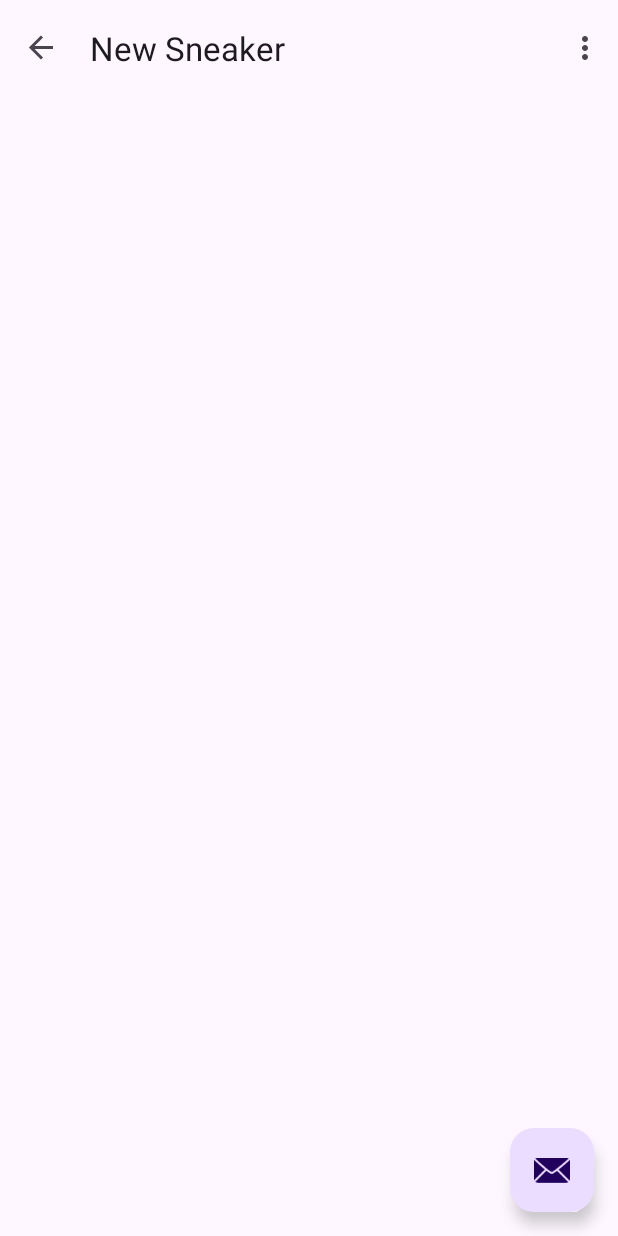
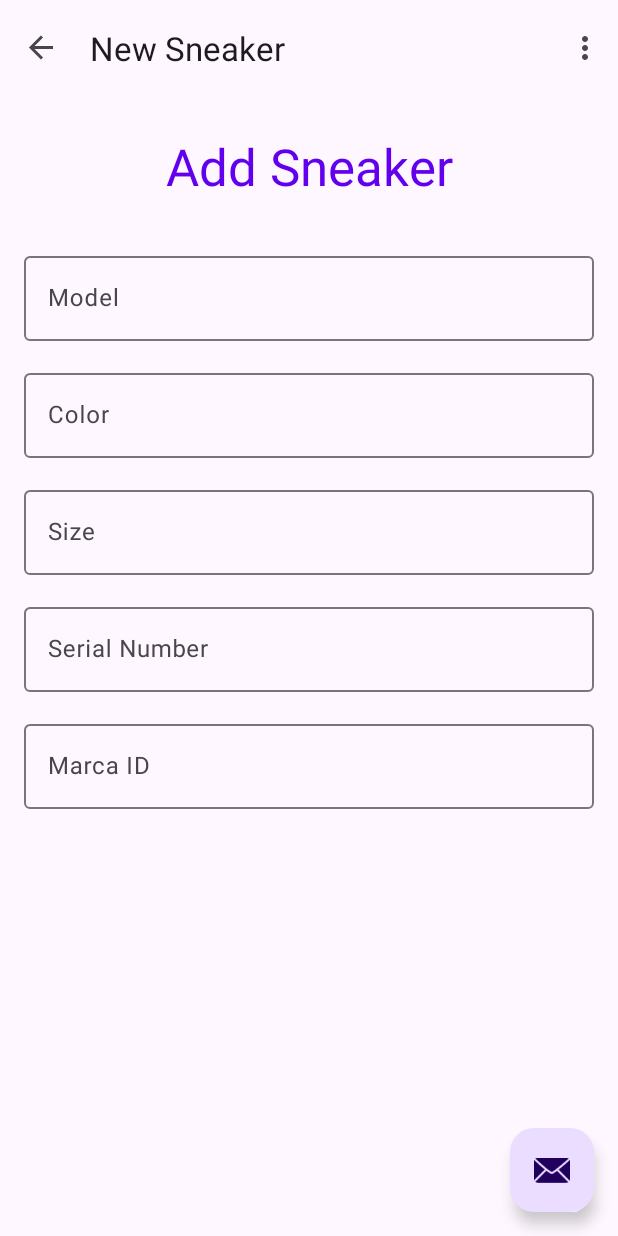
Before and after one commit to IvoPinela/Sapatilhas, an Android app: the NewSapatilhaFragment screen opened through its navigation route, on a phone screen of 412 x 824 dp. Run offline under Robolectric (Android 15) with nearby library versions, the phone set to English and light mode, and no system bars; our stand-ins replace navigation-ui.

Commit message:
Realização do layout do fragment_new_sapatilha

```diff
--- a/app/src/main/res/layout/fragment_new_sapatilha.xml
+++ b/app/src/main/res/layout/fragment_new_sapatilha.xml
@@ -1,6 +1,117 @@
 <?xml version="1.0" encoding="utf-8"?>
 <androidx.constraintlayout.widget.ConstraintLayout xmlns:android="http://schemas.android.com/apk/res/android"
+    xmlns:app="http://schemas.android.com/apk/res-auto"
     xmlns:tools="http://schemas.android.com/tools"
     android:layout_width="match_parent"
     android:layout_height="match_parent"
-    tools:context=".NewSapatilhaFragment"/>
+    tools:context=".NewSapatilhaFragment">
+
+    <com.google.android.material.textfield.TextInputLayout
+        android:id="@+id/textInputLayout4SerialNumber"
+        android:layout_width="0dp"
+        android:layout_height="wrap_content"
+        android:layout_marginStart="16dp"
+        android:layout_marginLeft="16dp"
+        android:layout_marginTop="16dp"
+        android:layout_marginEnd="16dp"
+        android:layout_marginRight="16dp"
+        app:layout_constraintEnd_toEndOf="parent"
+        app:layout_constraintHorizontal_bias="0.0"
+        app:layout_constraintStart_toStartOf="parent"
+        app:layout_constraintTop_toBottomOf="@+id/textInputLayoutSize">
+
+        <com.google.android.material.textfield.TextInputEditText
+            android:layout_width="match_parent"
+            android:layout_height="wrap_content"
+            android:hint="@string/SerialNumber" />
+    </com.google.android.material.textfield.TextInputLayout>
+
+    <com.google.android.material.textfield.TextInputLayout
+        android:id="@+id/textInputLayoutSize"
+        android:layout_width="0dp"
+        android:layout_height="wrap_content"
+        android:layout_marginStart="16dp"
+        android:layout_marginLeft="16dp"
+        android:layout_marginTop="16dp"
+        android:layout_marginEnd="16dp"
+        android:layout_marginRight="16dp"
+        app:layout_constraintEnd_toEndOf="parent"
+        app:layout_constraintStart_toStartOf="parent"
+        app:layout_constraintTop_toBottomOf="@+id/textInputLayoutColor">
+
+        <com.google.android.material.textfield.TextInputEditText
+            android:layout_width="match_parent"
+            android:layout_height="wrap_content"
+            android:hint="@string/tamanho" />
+    </com.google.android.material.textfield.TextInputLayout>
+
+    <com.google.android.material.textfield.TextInputLayout
+        android:id="@+id/textInputLayoutModel"
+        android:layout_width="0dp"
+        android:layout_height="wrap_content"
+        android:layout_marginStart="16dp"
+        android:layout_marginLeft="16dp"
+        android:layout_marginTop="32dp"
+        android:layout_marginEnd="16dp"
+        android:layout_marginRight="16dp"
+        app:layout_constraintEnd_toEndOf="parent"
+        app:layout_constraintStart_toStartOf="parent"
+        app:layout_constraintTop_toBottomOf="@+id/textView3">
+
+        <com.google.android.material.textfield.TextInputEditText
+            android:layout_width="match_parent"
+            android:layout_height="wrap_content"
+            android:hint="@string/modelo"
+            android:textColorHint="#546E7A" />
+    </com.google.android.material.textfield.TextInputLayout>
+
+    <TextView
+        android:id="@+id/textView3"
+        android:layout_width="wrap_content"
+        android:layout_height="wrap_content"
+        android:layout_marginTop="24dp"
+        android:text="@string/AddSneaker"
+        android:textAppearance="@style/TextAppearance.AppCompat.Display1"
+        android:textColor="@color/purple"
+        app:layout_constraintEnd_toEndOf="parent"
+        app:layout_constraintStart_toStartOf="parent"
+        app:layout_constraintTop_toTopOf="parent" />
+
+    <com.google.android.material.textfield.TextInputLayout
+        android:id="@+id/textInputLayoutColor"
+        android:layout_width="0dp"
+        android:layout_height="wrap_content"
+        android:layout_marginStart="16dp"
+        android:layout_marginLeft="16dp"
+        android:layout_marginTop="16dp"
+        android:layout_marginEnd="16dp"
+        android:layout_marginRight="16dp"
+        app:layout_constraintEnd_toEndOf="parent"
+        app:layout_constraintStart_toStartOf="parent"
+        app:layout_constraintTop_toBottomOf="@+id/textInputLayoutModel">
+
+        <com.google.android.material.textfield.TextInputEditText
+            android:layout_width="match_parent"
+            android:layout_height="wrap_content"
+            android:hint="@string/cor" />
+    </com.google.android.material.textfield.TextInputLayout>
+
+    <com.google.android.material.textfield.TextInputLayout
+        android:id="@+id/TextInputLatoutMarcaID"
+        android:layout_width="0dp"
+        android:layout_height="wrap_content"
+        android:layout_marginStart="16dp"
+        android:layout_marginLeft="16dp"
+        android:layout_marginTop="16dp"
+        android:layout_marginEnd="16dp"
+        android:layout_marginRight="16dp"
+        app:layout_constraintEnd_toEndOf="parent"
+        app:layout_constraintStart_toStartOf="parent"
+        app:layout_constraintTop_toBottomOf="@+id/textInputLayout4SerialNumber">
+
+        <com.google.android.material.textfield.TextInputEditText
+            android:layout_width="match_parent"
+            android:layout_height="wrap_content"
+            android:hint="@string/MarcaID" />
+    </com.google.android.material.textfield.TextInputLayout>
+</androidx.constraintlayout.widget.ConstraintLayout>
--- a/app/src/main/res/values/strings.xml
+++ b/app/src/main/res/values/strings.xml
@@ -15,6 +15,12 @@
     <string name="delete">Delete</string>
     <string name="update">Update</string>
     <string name="New_Sneaker_Label">New Sneaker</string>
+    <string name="AddSneaker">Add Sneaker</string>
+    <string name="modelo">Model</string>
+    <string name="tamanho">Size</string>
+    <string name="cor">Color</string>
+    <string name="SerialNumber">Serial Number</string>
+    <string name="MarcaID">Marca ID</string>
 
     <string name="Text">This application consists of a database for a collection of sneakers, consisting of 2 tables namely: Sneaker and Brands that are related to each other.This work is carried out along the Advanced Programming classes.
 </string>
```
